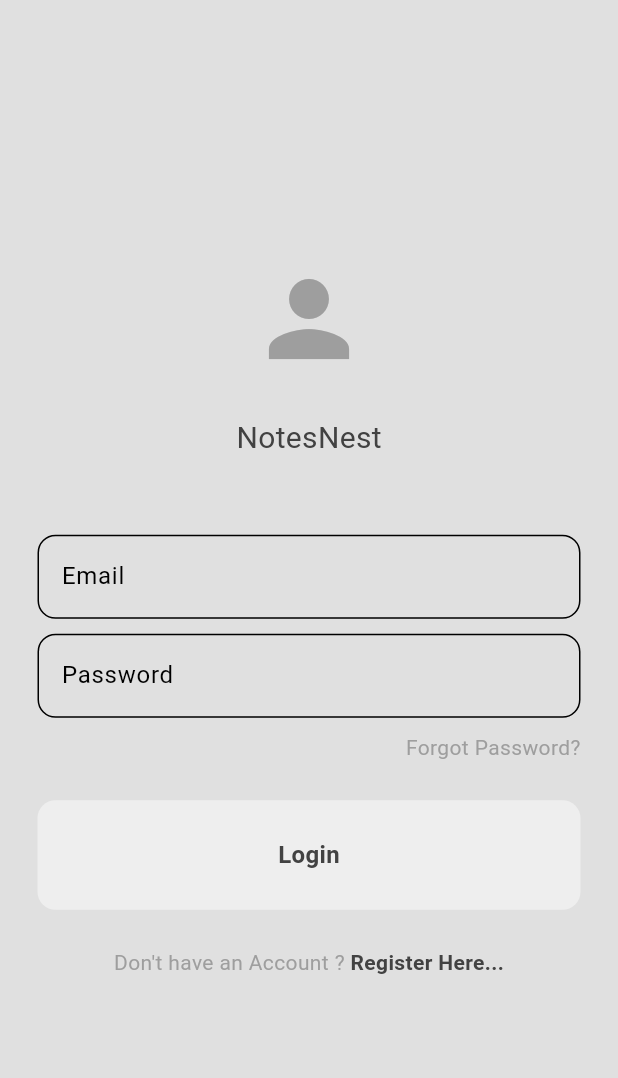
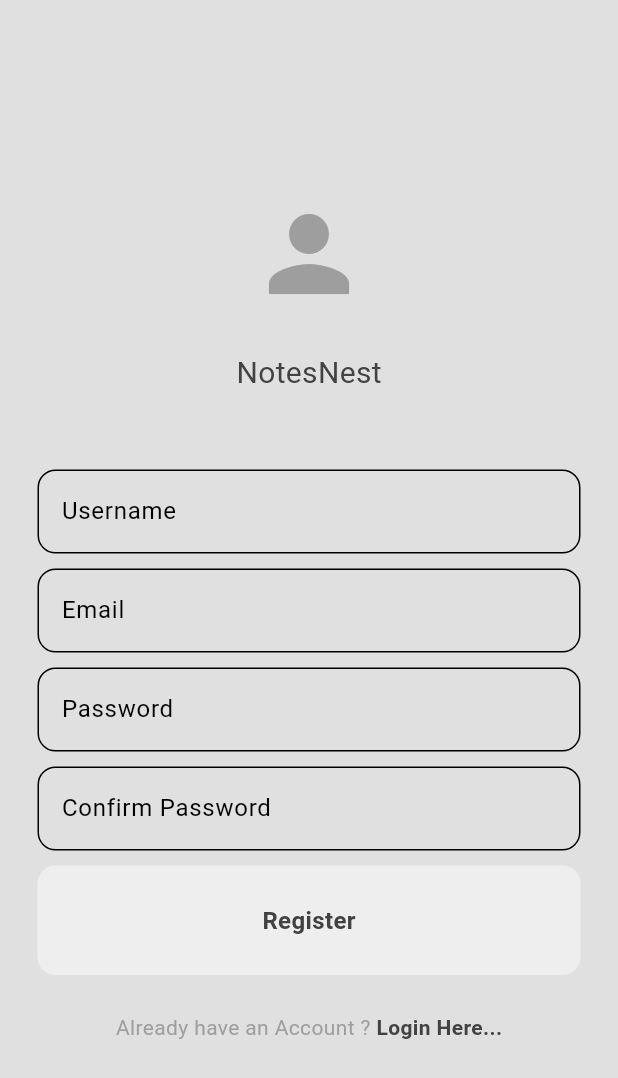
Before and after one commit to rahull0328/Flutter-CRUD, a Flutter app: the screen it shows after launch, on a phone screen of 412 x 824 dp. Shown: the top 1078 px of the screen. Run offline on Flutter 3.47's test engine with Material 3 defaults, Android fonts, the phone set to English and light mode, and no system bars; our stand-ins replace cloud_firestore, firebase_core, flutter_dotenv; accounts and stored records are empty.

Commit message:
completed register page UI along with components

```diff
--- a/lib/main.dart
+++ b/lib/main.dart
@@ -1,9 +1,9 @@
+import 'package:crud/pages/register_page.dart';
 import 'package:crud/theme/dark_mode.dart';
 import 'package:flutter/material.dart';
 import 'package:firebase_core/firebase_core.dart';
 import 'firebase_options.dart';
 import 'package:flutter_dotenv/flutter_dotenv.dart';
-import 'pages/login_page.dart';
 import 'package:crud/theme/light_mode.dart';
 
 void main() async {
@@ -20,7 +20,7 @@ class MyApp extends StatelessWidget {
   Widget build(BuildContext context) {
     return MaterialApp(
       debugShowCheckedModeBanner: false,
-      home: LoginPage(),
+      home: RegisterPage(),
       theme: lightMode,
       darkTheme: darkMode,
     );
--- /dev/null
+++ b/lib/pages/register_page.dart
@@ -0,0 +1,111 @@
+import 'package:crud/components/my_button.dart';
+import 'package:crud/components/my_textfield.dart';
+import 'package:flutter/material.dart';
+
+class RegisterPage extends StatelessWidget {
+
+  //text editing controller
+  final TextEditingController usernameController = TextEditingController();
+  final TextEditingController emailController = TextEditingController();
+  final TextEditingController passwordController = TextEditingController();
+  final TextEditingController confirmPasswordController = TextEditingController();
+
+  //register method
+  void register() {
+
+  }
+
+  RegisterPage({super.key});
+
+  @override
+  Widget build(BuildContext context) {
+    return Scaffold(
+      backgroundColor: Theme.of(context).colorScheme.background,
+      body: Center(
+        child: Padding(
+          padding: const EdgeInsets.all(25.0),
+          child: Column(
+            mainAxisAlignment: MainAxisAlignment.center,
+            children: [
+              //logo
+              Icon(
+                Icons.person,
+                size: 80,
+                color: Theme.of(context).colorScheme.inversePrimary,
+              ),
+              const SizedBox(height: 25),
+
+              //app name
+              const Text(
+                "NotesNest",
+                style: TextStyle(fontSize: 20),
+              ),
+              const SizedBox(height: 50),
+
+              //username textField
+              MyTextfield(
+                  hintText: "Username",
+                  obscureText: false,
+                  controller: usernameController
+              ),
+              const SizedBox(height: 10),
+
+              //email textField
+              MyTextfield(
+                  hintText: "Email",
+                  obscureText: false,
+                  controller: emailController
+              ),
+              const SizedBox(height: 10),
+
+              //password textField
+              MyTextfield(
+                  hintText: "Password",
+                  obscureText: true,
+                  controller: passwordController
+              ),
+              const SizedBox(height: 10),
+
+              //confirm password textField
+              MyTextfield(
+                  hintText: "Confirm Password",
+                  obscureText: true,
+                  controller: confirmPasswordController
+              ),
+              const SizedBox(height: 10),
+
+              //sign up button
+              MyButton(
+                text: "Register",
+                onTap: register,
+              ),
+              const SizedBox(height: 25,),
+
+              //Already have an account register here
+              Row(
+                mainAxisAlignment: MainAxisAlignment.center,
+                children: [
+                  Text(
+                    "Already have an Account ?",
+                    style: TextStyle(
+                        color: Theme.of(context).colorScheme.inversePrimary
+                    ),
+                  ),
+                  GestureDetector(
+                    onTap: () {},
+                    child: const Text(
+                      " Login Here...",
+                      style: TextStyle(
+                        fontWeight: FontWeight.bold,
+                      ),
+                    ),
+                  )
+                ],
+              ),
+            ],
+          ),
+        ),
+      ),
+    );
+  }
+}
```
